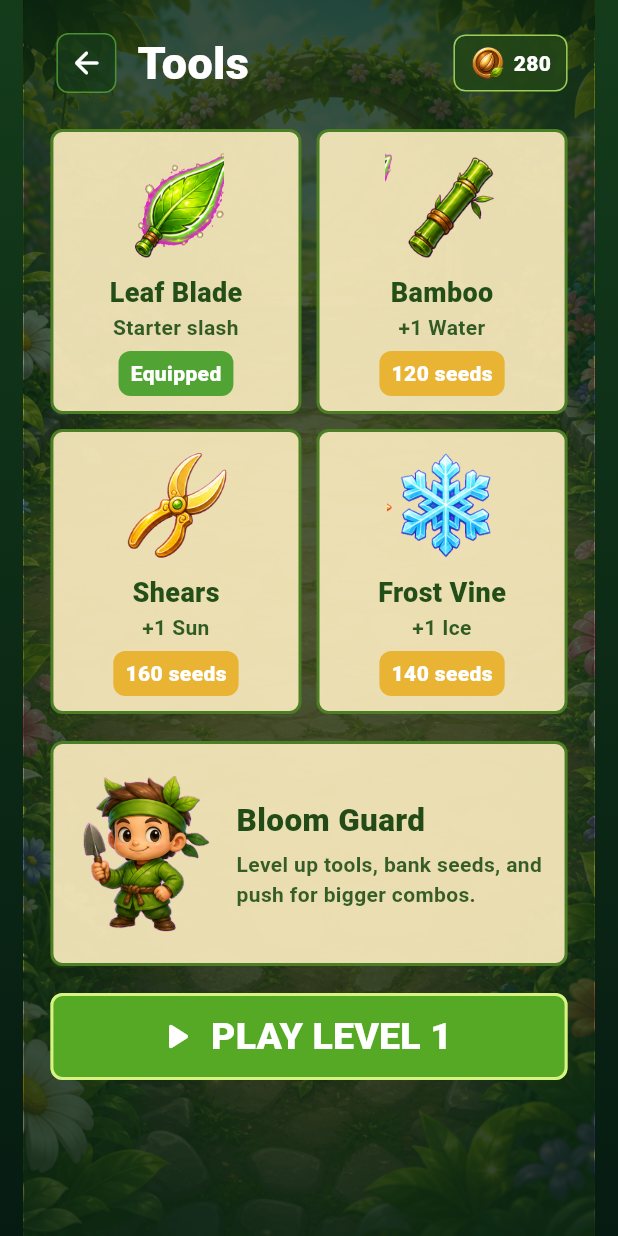
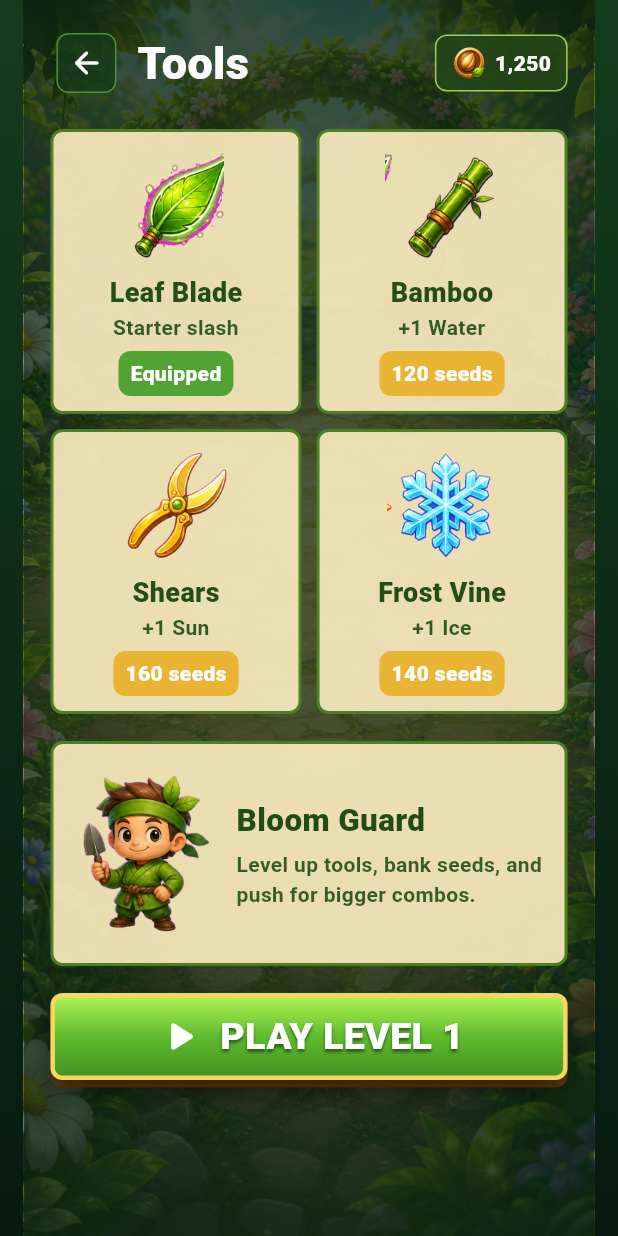
Before and after one commit to ibsam588-lgtm/garden-ninja, a Flutter app: the screen it shows after launch, item 2 of the bottom bar chosen, on a phone screen of 412 x 824 dp. Run offline on Flutter 3.47's test engine with Material 3 defaults, Android fonts, the light colour scheme and no system bars; Roboto replaces fonts that are missing (Arial).

Commit message:
Generate backgrounds and wire gameplay polish

```diff
--- a/lib/src/app.dart
+++ b/lib/src/app.dart
@@ -116,8 +116,18 @@ class _GardenNinjaScreenState extends State<GardenNinjaScreen>
   static const double _gardenDamageLineY = _worldHeight - 106;
   static const List<String> _backgrounds = [
     'assets/images/backgrounds/garden_playfield.png',
+    'assets/images/backgrounds/bamboo_dawn.png',
     'assets/images/backgrounds/greenhouse_night.png',
     'assets/images/backgrounds/rainy_garden.png',
+    'assets/images/backgrounds/autumn_pond.png',
+    'assets/images/backgrounds/cherry_blossom_bridge.png',
+    'assets/images/backgrounds/moonlit_lotus.png',
+    'assets/images/backgrounds/winter_conservatory.png',
+    'assets/images/backgrounds/mushroom_grove.png',
+    'assets/images/backgrounds/desert_cactus_bloom.png',
+    'assets/images/backgrounds/rooftop_greenhouse.png',
+    'assets/images/backgrounds/crystal_cave_garden.png',
+    'assets/images/backgrounds/tropical_orchid_jungle.png',
   ];
 
   final Random _random = Random();
@@ -141,7 +151,7 @@ class _GardenNinjaScreenState extends State<GardenNinjaScreen>
   int _gardenDamage = 0;
   int _weedsSlashed = 0;
   int _flowersSaved = 0;
-  int _seeds = 280;
+  int _seeds = 1250;
   int _sunDrops = 4;
   int _waterCharges = 3;
   int _iceCharges = 2;
@@ -160,6 +170,18 @@ class _GardenNinjaScreenState extends State<GardenNinjaScreen>
 
   String get _currentBackground =>
       _backgrounds[(_level - 1) % _backgrounds.length];
+
+  String _formatNumber(int value) {
+    final String text = value.toString();
+    final StringBuffer buffer = StringBuffer();
+    for (int i = 0; i < text.length; i += 1) {
+      if (i > 0 && (text.length - i) % 3 == 0) {
+        buffer.write(',');
+      }
+      buffer.write(text[i]);
+    }
+    return buffer.toString();
+  }
 
   @override
   void initState() {
@@ -451,12 +473,13 @@ class _GardenNinjaScreenState extends State<GardenNinjaScreen>
         target.cutsRemaining -= 1;
         target.cooldown = 0.22;
         final bool defeated = target.cutsRemaining <= 0;
-        final int base = defeated ? 110 + (_combo * 10) : 50 + (_combo * 8);
-        _score += (_sunTime > 0 ? base * 2 : base);
+        final int base = defeated ? 140 + (_combo * 15) : 70 + (_combo * 12);
+        final int earned = _sunTime > 0 ? base * 2 : base;
+        _score += earned;
         if (defeated) {
           _targets.remove(target);
           _weedsSlashed += 1;
-          _addBurst(target.position, '+$base', const Color(0xFFEFFF94));
+          _addBurst(target.position, '+$earned Weed', const Color(0xFFEFFF94));
           if (_weedsSlashed >= _goalWeeds) {
             _finishRun(won: true);
           }
@@ -470,27 +493,29 @@ class _GardenNinjaScreenState extends State<GardenNinjaScreen>
           target.velocity += shove * 0.8;
           _addBurst(
             target.position,
-            '${target.cutsRemaining} cuts',
+            '+$earned | ${target.cutsRemaining} cuts',
             const Color(0xFFEFFF94),
           );
         }
       case TargetType.flower:
         target.cooldown = 0.7;
         _combo = 0;
-        _score = max(0, _score - 25);
+        _score = max(0, _score - 150);
+        _flowersSaved = max(0, _flowersSaved - 1);
         _flowerPenaltyCooldown = 0.45;
-        _addBurst(target.position, 'Protected', const Color(0xFFFF9FCA));
+        _addBurst(target.position, '-150 Plant', const Color(0xFFFF9FCA));
       case TargetType.bonus:
         _targets.remove(target);
         _combo += 1;
-        _score += 260;
+        _maxCombo = max(_maxCombo, _combo);
+        _score += 320 + (_combo * 10);
         _waterCharges = min(5, _waterCharges + 1);
-        _addBurst(target.position, '+Water', const Color(0xFF86E7FF));
+        _addBurst(target.position, '+Nice +Water', const Color(0xFF86E7FF));
       case TargetType.reward:
         _targets.remove(target);
-        _seeds += 35;
-        _score += 140;
-        _addBurst(target.position, '+Seeds', const Color(0xFFFFD36A));
+        _seeds += 55;
+        _score += 180;
+        _addBurst(target.position, '+55 Seeds', const Color(0xFFFFD36A));
     }
   }
 
@@ -697,13 +722,8 @@ class _GardenNinjaScreenState extends State<GardenNinjaScreen>
   }
 
   Widget _buildGameSurface(Size size) {
-    return GestureDetector(
-      behavior: HitTestBehavior.opaque,
-      onPanStart: (details) => _handleSlash(details.localPosition, size),
-      onPanUpdate: (details) => _handleSlash(details.localPosition, size),
-      onPanEnd: (_) => _endSlash(),
-      onTapDown: (details) => _handleSlash(details.localPosition, size),
-      child: ClipRect(
+    final bool acceptsSlashInput = _phase == GamePhase.playing;
+    final Widget surface = ClipRect(
       child: Stack(
         fit: StackFit.expand,
         children: [
@@ -733,7 +753,19 @@ class _GardenNinjaScreenState extends State<GardenNinjaScreen>
           if (_phase == GamePhase.upgrades) _buildUpgradesLayer(),
         ],
       ),
-      ),
+    );
+
+    if (!acceptsSlashInput) {
+      return surface;
+    }
+
+    return GestureDetector(
+      behavior: HitTestBehavior.opaque,
+      onPanStart: (details) => _handleSlash(details.localPosition, size),
+      onPanUpdate: (details) => _handleSlash(details.localPosition, size),
+      onPanEnd: (_) => _endSlash(),
+      onTapDown: (details) => _handleSlash(details.localPosition, size),
+      child: surface,
     );
   }
 
@@ -1020,7 +1052,7 @@ class _GardenNinjaScreenState extends State<GardenNinjaScreen>
               width: 362,
               child: Row(
                 children: [
-                  _StatPill(label: 'Score', value: '$_score'),
+                  _StatPill(label: 'Score', value: _formatNumber(_score)),
                   const SizedBox(width: 8),
                   _StatPill(label: 'Combo', value: 'x$_combo'),
                   const Spacer(),
@@ -1098,22 +1130,34 @@ class _GardenNinjaScreenState extends State<GardenNinjaScreen>
   }
 
   Widget _buildHomeLayer() {
+    return FittedBox(
+      fit: BoxFit.fill,
+      child: SizedBox(
+        width: _worldWidth,
+        height: _worldHeight,
+        child: _buildHomeContent(),
+      ),
+    );
+  }
+
+  Widget _buildHomeContent() {
     return Stack(
       fit: StackFit.expand,
       children: [
+        Positioned(left: 18, right: 18, top: 16, child: _buildHomeTopBar()),
         Positioned(
-          left: 14,
-          right: 14,
-          top: 16,
+          left: 12,
+          right: 12,
+          top: 76,
           child: FittedBox(
             fit: BoxFit.scaleDown,
-            child: SizedBox(width: 344, child: _buildHomeLogo()),
+            child: SizedBox(width: 356, child: _buildHomeLogo()),
           ),
         ),
         const Positioned(
           left: 16,
           right: 16,
-          top: 186,
+          top: 278,
           child: FittedBox(
             fit: BoxFit.scaleDown,
             child: SizedBox(
@@ -1144,7 +1188,7 @@ class _GardenNinjaScreenState extends State<GardenNinjaScreen>
         Positioned(
           left: 56,
           right: 56,
-          top: 276,
+          top: 365,
           child: Container(
             padding: const EdgeInsets.symmetric(horizontal: 12, vertical: 8),
             decoration: BoxDecoration(
@@ -1184,7 +1228,7 @@ class _GardenNinjaScreenState extends State<GardenNinjaScreen>
         ),
         Positioned(
           right: 14,
-          top: 252,
+          top: 338,
           child: Image.asset(
             'assets/images/sprites/weed_leaf.png',
             width: 76,
@@ -1194,7 +1238,7 @@ class _GardenNinjaScreenState extends State<GardenNinjaScreen>
         ),
         Positioned(
           left: 14,
-          top: 328,
+          top: 430,
           child: Transform.rotate(
             angle: -0.16,
             child: Image.asset(
@@ -1208,7 +1252,7 @@ class _GardenNinjaScreenState extends State<GardenNinjaScreen>
         Positioned(
           left: 26,
           right: 26,
-          top: 348,
+          top: 424,
           child: _PrimaryButton(
             label: 'PLAY',
             icon: Icons.play_arrow_rounded,
@@ -1254,7 +1298,7 @@ class _GardenNinjaScreenState extends State<GardenNinjaScreen>
                 children: [
                   _CurrencyChip(
                     asset: 'assets/images/icons/seed_coin.png',
-                    value: '$_seeds',
+                    value: _formatNumber(_seeds),
                   ),
                   const SizedBox(width: 8),
                   _CurrencyChip(
@@ -1267,6 +1311,33 @@ class _GardenNinjaScreenState extends State<GardenNinjaScreen>
           ),
         ),
       ],
+    );
+  }
+
+  Widget _buildHomeTopBar() {
+    return FittedBox(
+      fit: BoxFit.scaleDown,
+      child: SizedBox(
+        width: 350,
+        child: Row(
+          children: [
+            _RoundIconButton(
+              icon: Icons.settings_rounded,
+              onPressed: _openUpgrades,
+            ),
+            const Spacer(),
+            _CurrencyChip(
+              asset: 'assets/images/icons/seed_coin.png',
+              value: _formatNumber(_seeds),
+            ),
+            const SizedBox(width: 8),
+            _CurrencyChip(
+              asset: 'assets/images/icons/sun_boost.png',
+              value: '$_sunDrops',
+            ),
+          ],
+        ),
+      ),
     );
   }
 
@@ -1381,7 +1452,7 @@ class _GardenNinjaScreenState extends State<GardenNinjaScreen>
             ),
           ),
           const SizedBox(height: 16),
-          _ResultLine(label: 'Score', value: '$_score'),
+          _ResultLine(label: 'Score', value: _formatNumber(_score)),
           _ResultLine(label: 'Weeds slashed', value: '$_weedsSlashed'),
           _ResultLine(label: 'Flowers protected', value: '$_flowersSaved'),
           _ResultLine(label: 'Max combo', value: 'x$_maxCombo'),
@@ -1396,7 +1467,7 @@ class _GardenNinjaScreenState extends State<GardenNinjaScreen>
               const SizedBox(width: 10),
               _CurrencyChip(
                 asset: 'assets/images/icons/star_reward.png',
-                value: 'Best $_bestScore',
+                value: 'Best ${_formatNumber(_bestScore)}',
               ),
             ],
           ),
@@ -1454,7 +1525,7 @@ class _GardenNinjaScreenState extends State<GardenNinjaScreen>
               ),
               _CurrencyChip(
                 asset: 'assets/images/icons/seed_coin.png',
-                value: '$_seeds',
+                value: _formatNumber(_seeds),
               ),
             ],
           ),
@@ -1745,23 +1816,86 @@ class _PrimaryButton extends StatelessWidget {
   @override
   Widget build(BuildContext context) {
     return SizedBox(
+      key: ValueKey('primary-$label'),
       width: double.infinity,
-      height: 58,
-      child: FilledButton.icon(
-        onPressed: onPressed,
-        icon: Icon(icon, size: 30),
-        label: FittedBox(
+      height: label == 'PLAY' ? 74 : 58,
+      child: GestureDetector(
+        behavior: HitTestBehavior.opaque,
+        onTap: onPressed,
+        child: DecoratedBox(
+          decoration: BoxDecoration(
+            gradient: const LinearGradient(
+              begin: Alignment.topCenter,
+              end: Alignment.bottomCenter,
+              colors: [Color(0xFFB7F75B), Color(0xFF5FBB2D), Color(0xFF3F8F1F)],
+            ),
+            borderRadius: BorderRadius.circular(8),
+            border: Border.all(color: const Color(0xFFF5D65E), width: 3),
+            boxShadow: const [
+              BoxShadow(
+                color: Color(0xFF68400D),
+                blurRadius: 0,
+                offset: Offset(0, 5),
+              ),
+              BoxShadow(
+                color: Color(0x88000000),
+                blurRadius: 14,
+                offset: Offset(0, 8),
+              ),
+            ],
+          ),
+          child: Stack(
+            fit: StackFit.expand,
+            children: [
+              if (label == 'PLAY') ...[
+                const Positioned(
+                  left: 22,
+                  top: 19,
+                  child: Icon(
+                    Icons.spa_rounded,
+                    color: Color(0xBBE8FF9A),
+                    size: 32,
+                  ),
+                ),
+                const Positioned(
+                  right: 22,
+                  top: 19,
+                  child: Icon(
+                    Icons.eco_rounded,
+                    color: Color(0xBBE8FF9A),
+                    size: 32,
+                  ),
+                ),
+              ],
+              Center(
+                child: FittedBox(
                   fit: BoxFit.scaleDown,
-          child: Text(
+                  child: Row(
+                    mainAxisSize: MainAxisSize.min,
+                    children: [
+                      Icon(icon, color: Colors.white, size: 34),
+                      const SizedBox(width: 10),
+                      Text(
                         label,
-            style: const TextStyle(fontSize: 25, fontWeight: FontWeight.w900),
-          ),
-        ),
-        style: FilledButton.styleFrom(
-          backgroundColor: const Color(0xFF55A924),
-          foregroundColor: Colors.white,
-          shape: RoundedRectangleBorder(borderRadius: BorderRadius.circular(8)),
-          side: const BorderSide(color: Color(0xFFD8F383), width: 2),
+                        style: TextStyle(
+                          color: Colors.white,
+                          fontSize: label == 'PLAY' ? 34 : 25,
+                          fontWeight: FontWeight.w900,
+                          shadows: const [
+                            Shadow(
+                              color: Color(0xAA17310F),
+                              blurRadius: 2,
+                              offset: Offset(0, 2),
+                            ),
+                          ],
+                        ),
+                      ),
+                    ],
+                  ),
+                ),
+              ),
+            ],
+          ),
         ),
       ),
     );
```
Also changed, not shown: assets/images/backgrounds/autumn_pond.png (added), assets/images/backgrounds/bamboo_dawn.png (added), assets/images/backgrounds/cherry_blossom_bridge.png (added), assets/images/backgrounds/crystal_cave_garden.png (added), assets/images/backgrounds/desert_cactus_bloom.png (added), 6 other files. Lines whose indentation alone changed are shown as unchanged.
